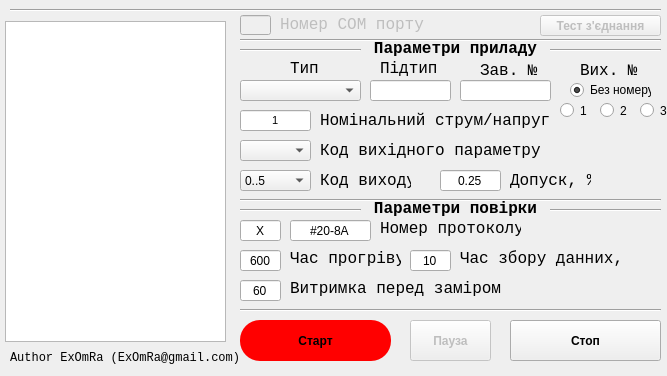
Old version of the form gui.ui in the repository ExOmRa/AMSof-Meatest-M133.
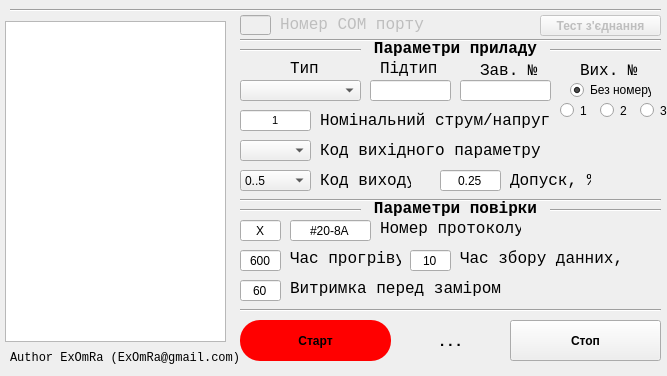
New version of the form.

```diff
--- a/gui.ui
+++ b/gui.ui
@@ -934,37 +934,6 @@
     <string>Час збору данних, с</string>
    </property>
   </widget>
-  <widget class="QPushButton" name="pauseButton">
-   <property name="enabled">
-    <bool>false</bool>
-   </property>
-   <property name="geometry">
-    <rect>
-     <x>410</x>
-     <y>320</y>
-     <width>81</width>
-     <height>41</height>
-    </rect>
-   </property>
-   <property name="font">
-    <font>
-     <weight>75</weight>
-     <bold>true</bold>
-    </font>
-   </property>
-   <property name="cursor">
-    <cursorShape>PointingHandCursor</cursorShape>
-   </property>
-   <property name="text">
-    <string>Пауза</string>
-   </property>
-   <property name="default">
-    <bool>false</bool>
-   </property>
-   <property name="flat">
-    <bool>false</bool>
-   </property>
-  </widget>
   <widget class="Line" name="line_7">
    <property name="geometry">
     <rect>
@@ -1041,6 +1010,29 @@
     <string>Допуск, %</string>
    </property>
   </widget>
+  <widget class="QLabel" name="diagnosLabel">
+   <property name="geometry">
+    <rect>
+     <x>410</x>
+     <y>330</y>
+     <width>81</width>
+     <height>21</height>
+    </rect>
+   </property>
+   <property name="font">
+    <font>
+     <pointsize>11</pointsize>
+     <weight>75</weight>
+     <bold>true</bold>
+    </font>
+   </property>
+   <property name="text">
+    <string>. . .</string>
+   </property>
+   <property name="alignment">
+    <set>Qt::AlignCenter</set>
+   </property>
+  </widget>
  </widget>
  <resources/>
  <connections/>
```
Left out of the diff: 2 changed lines with no effect on the pictures.
